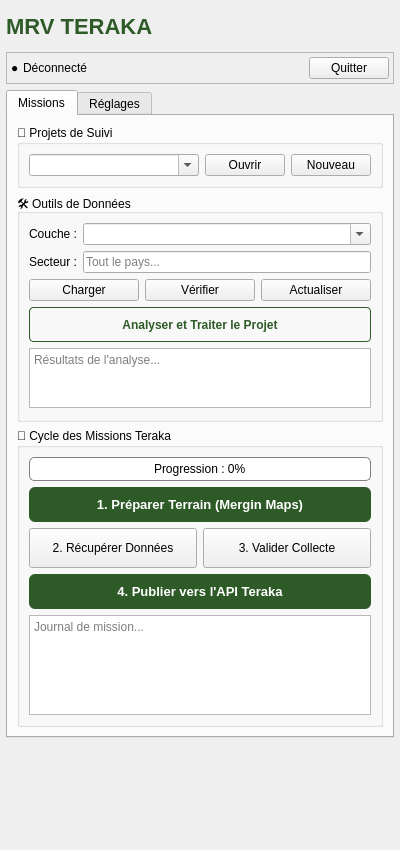
Qt form mrv_teraka_dockwidget_base.ui (johrosa/mrv_teraka) before a commit.
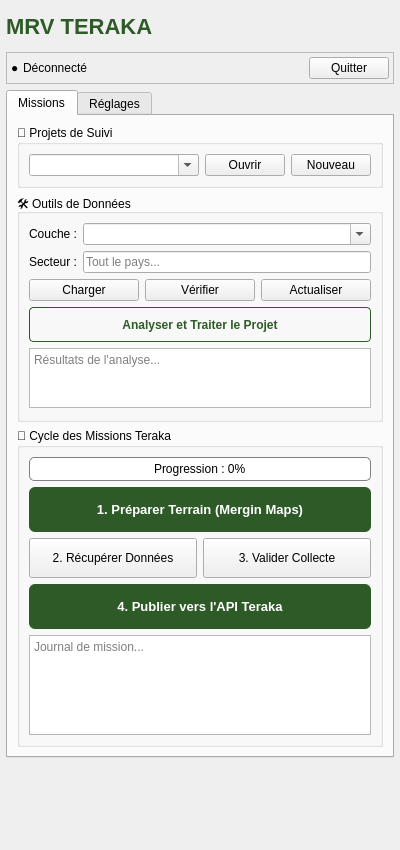
The same form after that commit.

Diff of the .ui file:
```diff
--- a/mrv_teraka_dockwidget_base.ui
+++ b/mrv_teraka_dockwidget_base.ui
@@ -304,7 +304,7 @@
              <property name="minimumSize">
               <size>
                <width>0</width>
-               <height>35</height>
+               <height>45</height>
               </size>
              </property>
              <property name="styleSheet">
@@ -350,7 +350,7 @@
              <property name="minimumSize">
               <size>
                <width>0</width>
-               <height>35</height>
+               <height>45</height>
               </size>
              </property>
              <property name="styleSheet">
```
Left out of the diff: 19 changed lines with no effect on the pictures.
